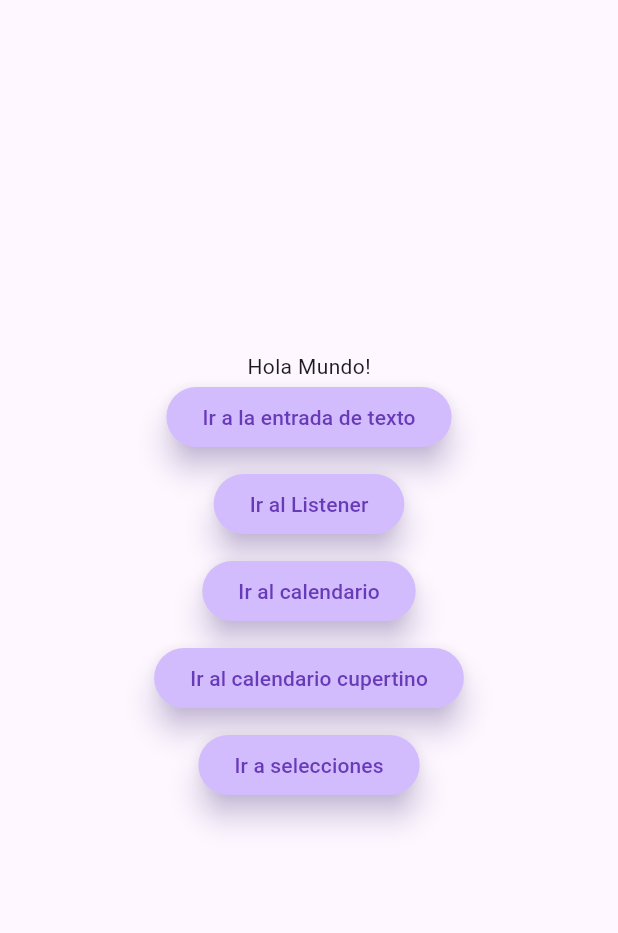
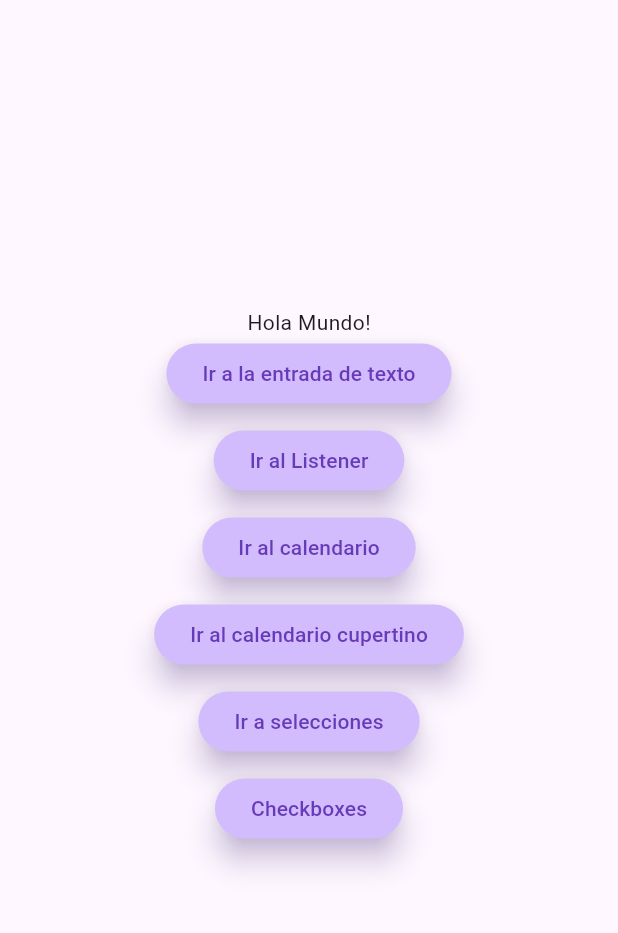
Before and after one commit to Trollkopf/formularios_flutter-dart, a Flutter app: the screen it shows after launch, on a phone screen of 412 x 824 dp, the part 84-1017 px from its top. Run offline on Flutter 3.47's test engine with Material 2 defaults, Android fonts, the phone set to English and light mode, and no system bars.

Commit message:
updated 27/09/2023 13:47

```diff
--- a/lib/main.dart
+++ b/lib/main.dart
@@ -3,6 +3,7 @@ import 'package:flutter_localizations/flutter_localizations.dart';
 import 'package:formularios/views/cupertinodatepicker.dart';
 import 'package:formularios/views/datepicker.dart';
 import 'package:formularios/views/switches.dart';
+import 'package:formularios/views/checkboxes.dart';
 
 import 'views/formulario.dart';
 import 'views/home_page.dart';
@@ -44,6 +45,8 @@ class MyApp extends StatelessWidget {
             const CupertinoDatepicker(title: 'Calendario Cupertino'),
         '/switches': (BuildContext context) =>
             const Switches(title: 'Selecciones'),
+        '/checkboxes': (BuildContext context) =>
+            const Checkboxes(title: 'Checkbox'),
       },
     );
   }
--- /dev/null
+++ b/lib/views/checkboxes.dart
@@ -0,0 +1,31 @@
+import 'package:flutter/material.dart';
+
+class Checkboxes extends StatefulWidget{
+  const Checkboxes({super.key, required this.title});
+
+  final String title;
+
+  @override
+  State<Checkboxes> createState()=> _Checkboxes();
+}
+
+class _Checkboxes extends State<Checkboxes>{
+
+
+  @override
+  Widget build(BuildContext context){
+    return Scaffold(
+      appBar: AppBar(
+        title: Text(widget.title),
+      ),
+      body: Center(
+        child: Column(
+          mainAxisAlignment: MainAxisAlignment.center,
+          children: <Widget>[
+            Text('Hola Mundo'),
+          ],
+        ),
+      ),
+    );
+  }
+}
--- a/lib/views/home_page.dart
+++ b/lib/views/home_page.dart
@@ -78,6 +78,19 @@ class MyHomePage extends StatelessWidget {
                     elevation: 8,
                     shadowColor: Theme.of(context).colorScheme.inversePrimary),
                 child: const Text('Ir a selecciones')),
+            const Padding(padding: EdgeInsets.only(bottom: 10)),
+            ElevatedButton(
+                onPressed: (){
+                  Navigator.pushNamed(context, '/checkboxes');
+                },
+                style: ElevatedButton.styleFrom(
+                  backgroundColor:
+                    Theme.of(context).colorScheme.inversePrimary,
+                  foregroundColor: Colors.deepPurple,
+                  elevation: 8,
+                    shadowColor: Theme.of(context).colorScheme.inversePrimary
+                ),
+                child: const Text('Checkboxes')),
           ],
         ),
       ),
--- a/lib/views/switches.dart
+++ b/lib/views/switches.dart
@@ -87,7 +87,7 @@ class _Switches extends State<Switches> {
                     onChanged: (value) {
                       setState(() {
                         _opcionRadio = RadioOpcion.Coche;
-                        _iconRadio = Icon(Icons.directions_car);
+                        _iconRadio = const Icon(Icons.directions_car);
                       });
                     }),
                 Text(
@@ -104,7 +104,7 @@ class _Switches extends State<Switches> {
                     onChanged: (value) {
                       setState(() {
                         _opcionRadio = RadioOpcion.Barco;
-                        _iconRadio = Icon(Icons.directions_boat);
+                        _iconRadio = const Icon(Icons.directions_boat);
                       });
                     }),
                 Text(
@@ -121,7 +121,7 @@ class _Switches extends State<Switches> {
                     onChanged: (value) {
                       setState(() {
                         _opcionRadio = RadioOpcion.Avion;
-                        _iconRadio = Icon(Icons.airplanemode_active);
+                        _iconRadio = const Icon(Icons.airplanemode_active);
                       });
                     }),
                 Text(
```
